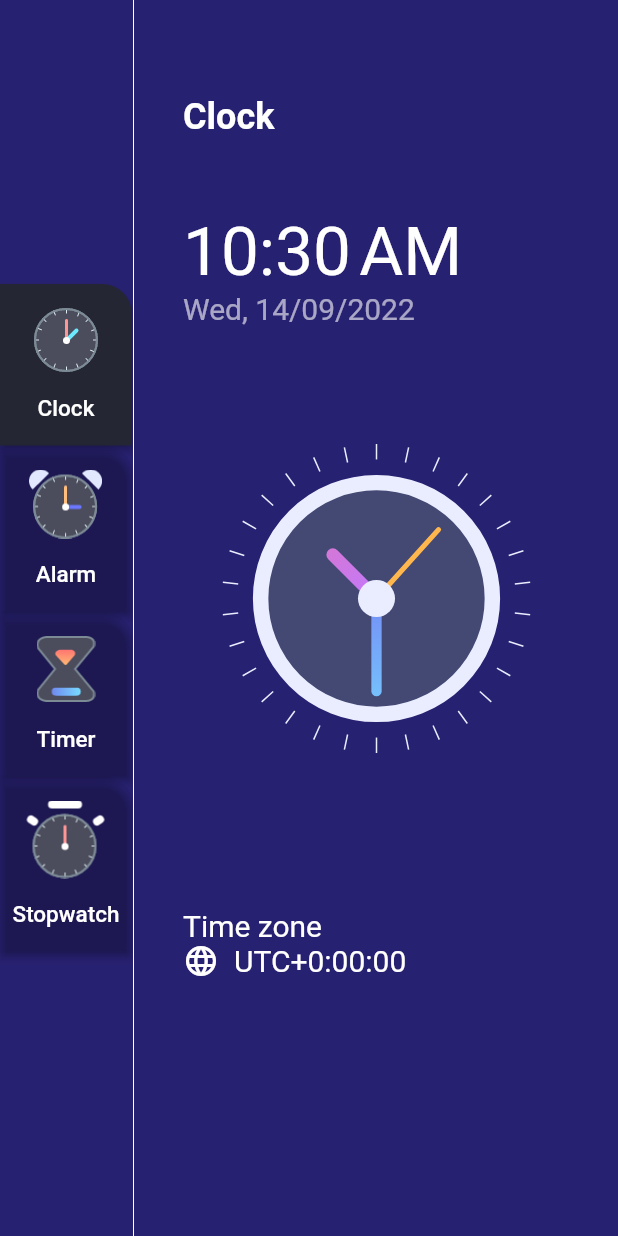
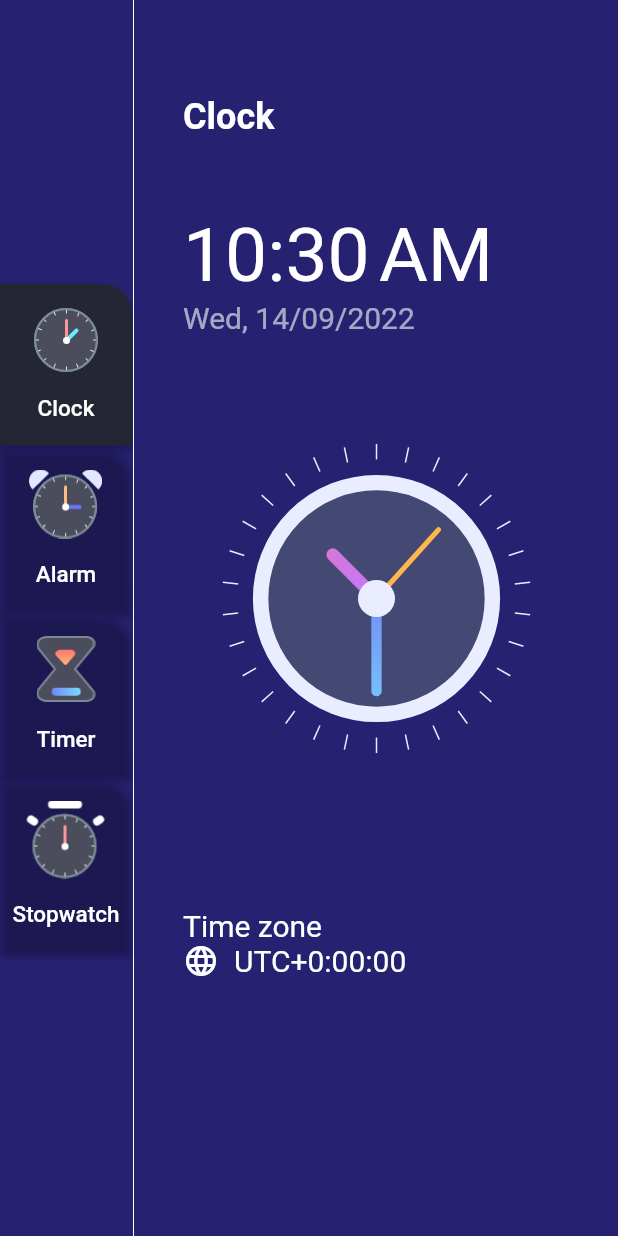
Before and after one commit to SeAliijaz/Reminder_App, a Flutter app: the screen it shows after launch, on a phone screen of 412 x 824 dp. Run offline on Flutter 3.47's test engine with Material 2 defaults, Android fonts, the light colour scheme and no system bars; our stand-ins replace cloud_firestore, dotted_border, firebase_core, flutter_local_notifications, fluttertoast, google_fonts and 1 more; accounts and stored records are empty.

Commit message:
Tried to fix time/TimeZone Bug but not fixed

```diff
--- a/lib/Screens/Reminder-Screen/clock_screen.dart
+++ b/lib/Screens/Reminder-Screen/clock_screen.dart
@@ -12,21 +12,15 @@ class ClockScreen extends StatefulWidget {
 class _ClockScreenState extends State<ClockScreen> {
   @override
   Widget build(BuildContext context) {
-    ///This DateTime widget constructs a [DateTime] instance
-    ///With current date and time in the local time zone.
-    DateTime dateTimeNow = DateTime.now();
+    ///formattedTime
+    var formattedTime = DateFormat.jm().format(DateTime.now());
 
-    ///Time format for example like
-    ///DateFormat.jm() -------> 5:08 PM <-------
-    var formattedTime = DateFormat.jm().format(dateTimeNow);
-
-    ///Date format like
-    ///Wed, 24/08/2022
-    var formattedDate = DateFormat("EEE, dd/MM/yyyy").format(dateTimeNow);
-    var timeZoneString = dateTimeNow.timeZoneOffset.toString().split(".").first;
-    var offSetSign = "";
-    if (!timeZoneString.startsWith("-")) offSetSign = "+";
-    debugPrint(timeZoneString.toString());
+    ///formattedDate
+    var formattedDate = DateFormat('EEE, d/MM/yyyy').format(DateTime.now());
+    var timezoneString =
+        DateTime.now().timeZoneOffset.toString().split('.').first;
+    var offsetSign = '';
+    if (!timezoneString.startsWith('-')) offsetSign = '+';
 
     ///Creates a visual scaffold for Material Design widgets.
     return Scaffold(
@@ -53,11 +47,10 @@ class _ClockScreenState extends State<ClockScreen> {
                 crossAxisAlignment: CrossAxisAlignment.start,
                 children: [
                   ///Format Time
-                  ///DateTime.now();
                   Text(
                     formattedTime,
                     style: const TextStyle(
-                      fontSize: 45,
+                      fontSize: 50,
                       color: Colors.white,
                     ),
                   ),
@@ -80,7 +73,9 @@ class _ClockScreenState extends State<ClockScreen> {
               fit: FlexFit.tight,
               child: Align(
                 alignment: Alignment.center,
-                child: ClockView(size: MediaQuery.of(context).size.height / 4),
+                child: ClockView(
+                  size: MediaQuery.of(context).size.height / 4,
+                ),
               ),
             ),
             Flexible(
@@ -104,7 +99,7 @@ class _ClockScreenState extends State<ClockScreen> {
                       ),
                       const SizedBox(width: 10),
                       Text(
-                        "utc".toUpperCase() + offSetSign + timeZoneString,
+                        "utc".toUpperCase() + offsetSign + timezoneString,
                         style: const TextStyle(
                           fontSize: 20,
                           color: Colors.white,
--- a/lib/main.dart
+++ b/lib/main.dart
@@ -29,6 +29,7 @@ Future<void> main() async {
       debugPrint('notification payload: ' + payload);
     }
   });
+
   runApp(MyApp());
 }
 
```
Also changed, not shown: 1 other file.
